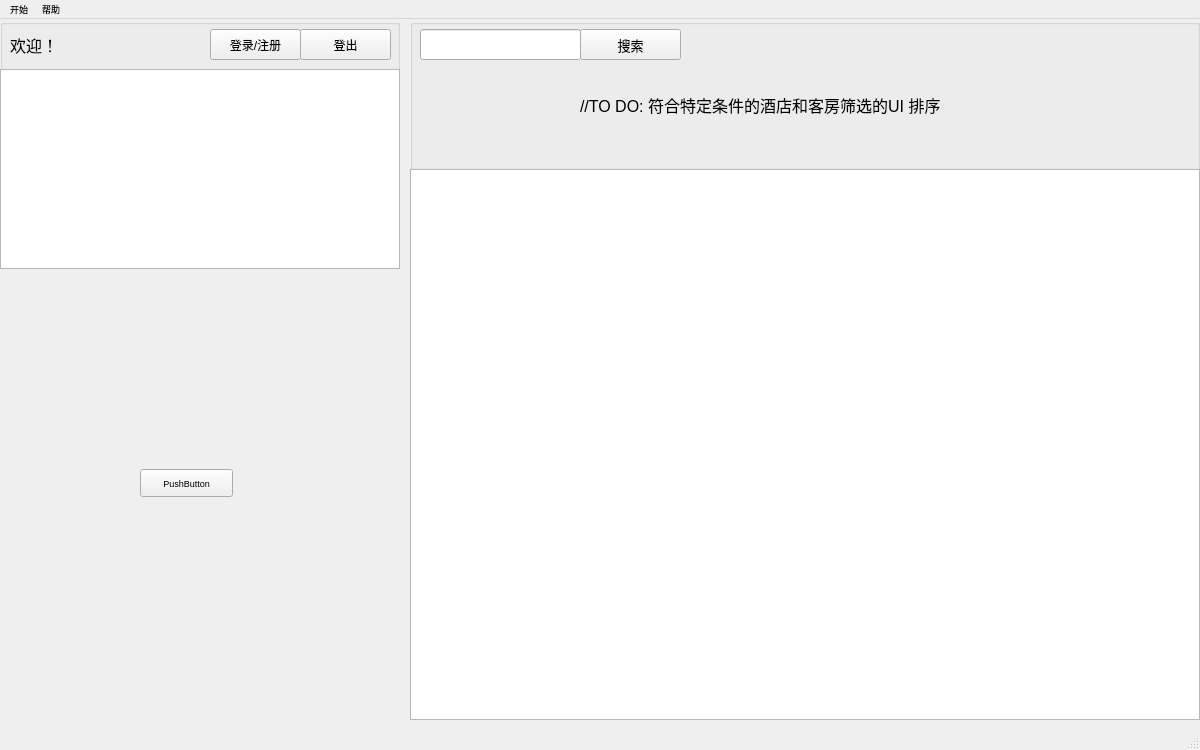
The window that mainwindow.ui (ziho719/HMS) describes before a commit, drawn with Qt 5.
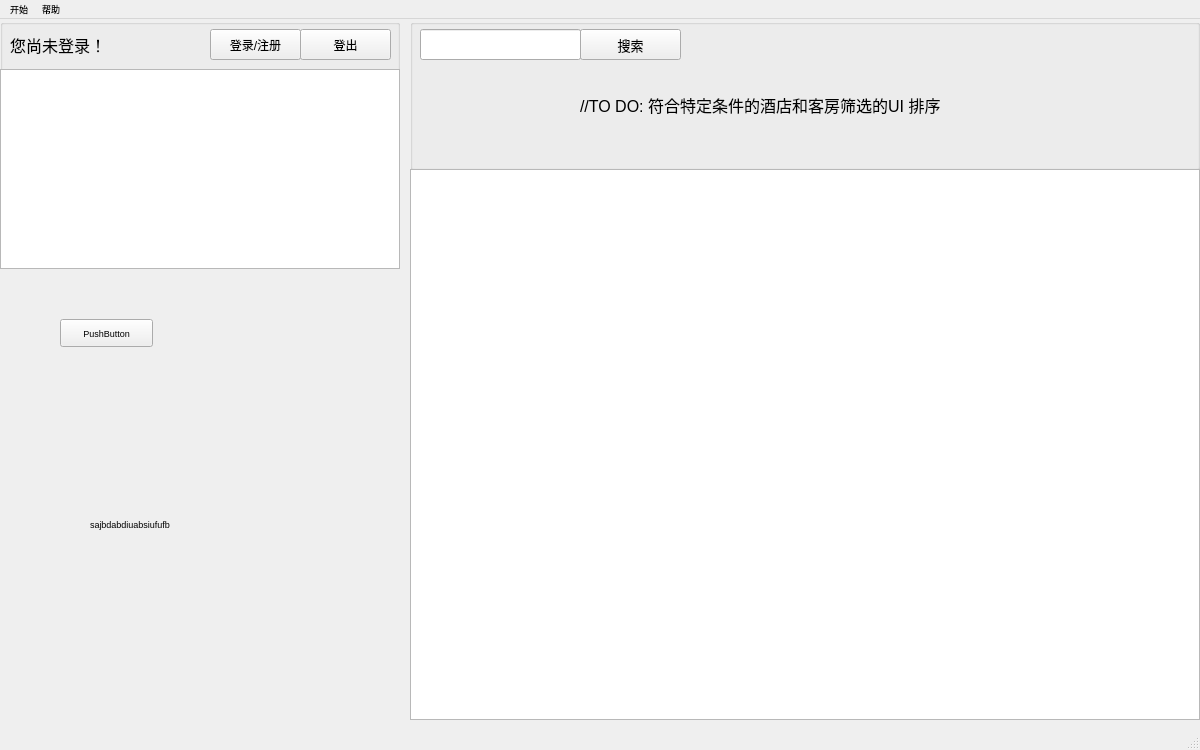
The same window after the commit.

Patch:
```diff
--- a/mainwindow.ui
+++ b/mainwindow.ui
@@ -31,8 +31,8 @@
     <widget class="QPushButton" name="pushButton">
      <property name="geometry">
       <rect>
-       <x>140</x>
-       <y>200</y>
+       <x>60</x>
+       <y>50</y>
        <width>93</width>
        <height>28</height>
       </rect>
@@ -41,6 +41,19 @@
       <string>PushButton</string>
      </property>
     </widget>
+    <widget class="QLabel" name="label_2">
+     <property name="geometry">
+      <rect>
+       <x>90</x>
+       <y>150</y>
+       <width>201</width>
+       <height>211</height>
+      </rect>
+     </property>
+     <property name="text">
+      <string>sajbdabdiuabsiufufb</string>
+     </property>
+    </widget>
    </widget>
    <widget class="QGroupBox" name="functionGroup">
     <property name="geometry">
@@ -101,7 +114,7 @@
       <bool>false</bool>
      </property>
      <property name="text">
-      <string>欢迎！</string>
+      <string>您尚未登录！</string>
      </property>
     </widget>
     <widget class="QPushButton" name="signInBtn_2">
```
Left out of the diff: 2 changed lines with no effect on the pictures.
